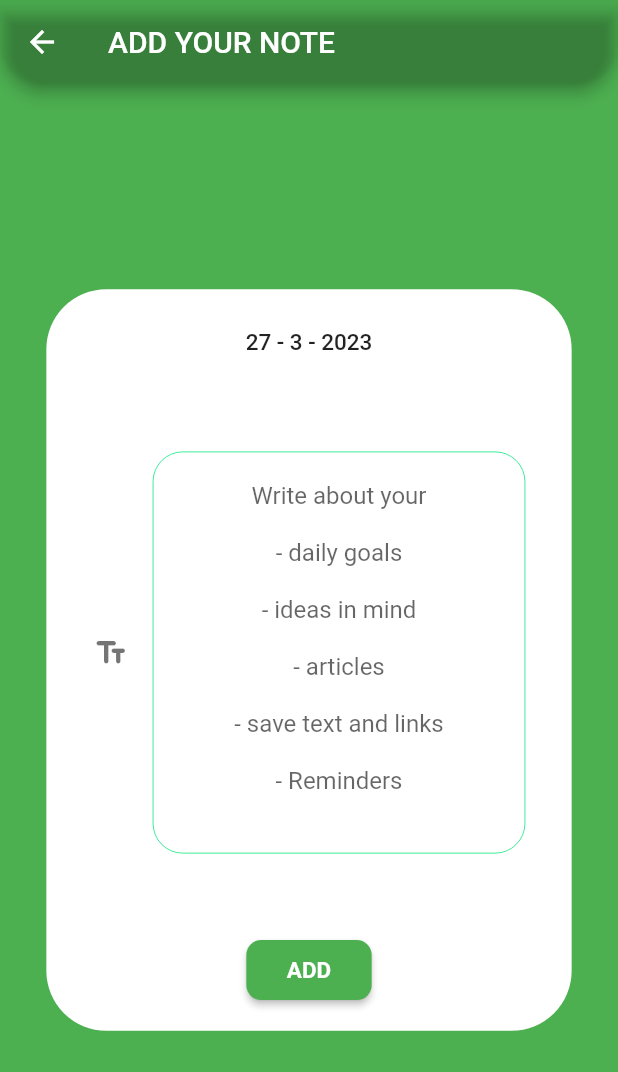
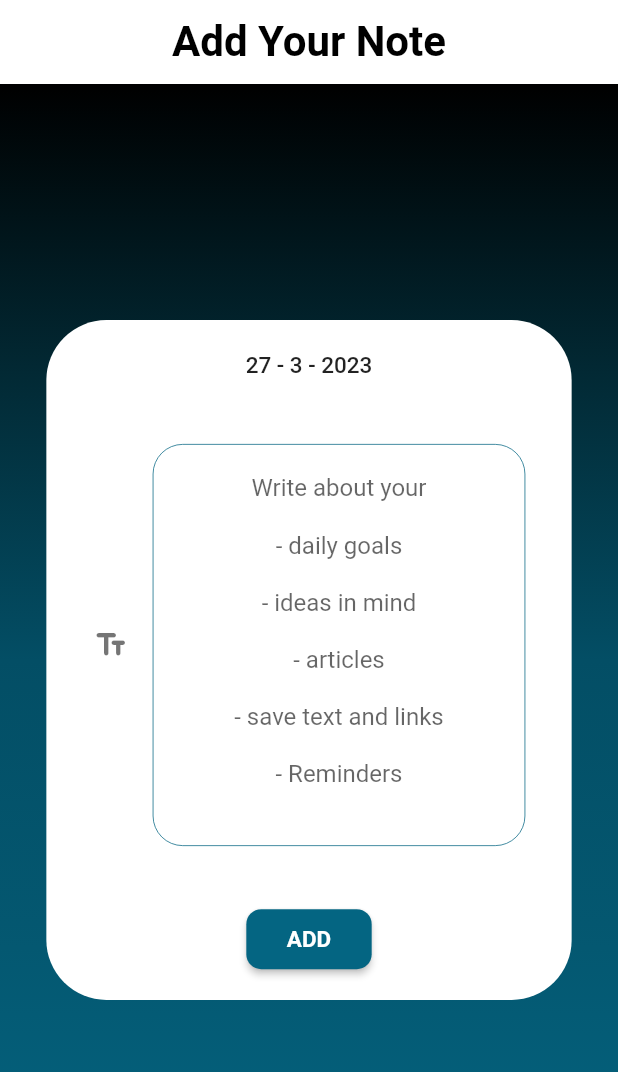
Before and after one commit to anshd258/notes-realm, a Flutter app: the Page2 screen opened by its route, on a phone screen of 412 x 824 dp. Shown: the top 1072 px of the screen. Run offline on Flutter 3.47's test engine with Material 2 defaults, Android fonts, the phone set to English and light mode, and no system bars; our stand-ins replace google_fonts, motion_toast, realm, sizer; generated files the repository leaves out were written again; Roboto replaces fonts that are missing (Arya); statements that could not run were skipped.

Commit message:
Added background gradient and corrected a few ui components

```diff
--- a/lib/screens/notepage.dart
+++ b/lib/screens/notepage.dart
@@ -1,4 +1,5 @@
 import 'package:flutter/material.dart';
+import 'package:google_fonts/google_fonts.dart';
 import 'package:motion_toast/resources/arrays.dart';
 import 'package:provider/provider.dart';
 import 'package:sizer/sizer.dart';
@@ -23,33 +24,48 @@ class _Page2State extends State<Page2> {
   Widget build(BuildContext context) {
     final date = DateTime.now();
     return Scaffold(
-      backgroundColor: Background,
       appBar: AppBar(
-        leading: const BackButton(),
-        title: const Text('ADD YOUR NOTE'),
-        shape: const RoundedRectangleBorder(
-          borderRadius: BorderRadius.vertical(
-            bottom: Radius.circular(30),
+        backgroundColor: const Color.fromARGB(255, 255, 255, 255),
+        centerTitle: true,
+        title: Text(
+          'Add Your Note',
+          style: GoogleFonts.arya(
+            fontSize: 28,
+            fontWeight: FontWeight.bold,
+            color: const Color.fromARGB(255, 0, 0, 0),
           ),
         ),
-        backgroundColor: addappbar,
       ),
-      body: SafeArea(
+      body: Container(
+        height: MediaQuery.of(context).size.height,
+        decoration: const BoxDecoration(
+            gradient: LinearGradient(
+          begin: Alignment.topCenter,
+          end: Alignment.bottomCenter,
+          colors: [
+            Colors.black,
+            Color.fromARGB(255, 2, 41, 52),
+            Color.fromARGB(255, 3, 78, 101),
+            Color.fromARGB(255, 4, 88, 113),
+            Color.fromARGB(255, 4, 101, 130),
+          ],
+        )),
         child: Center(
           child: SingleChildScrollView(
             child: Container(
               width: 85.w,
               padding: EdgeInsets.symmetric(vertical: 2.h),
-            height: 60.h,
+              height: 55.h,
               decoration: const BoxDecoration(
                 color: Color.fromARGB(255, 255, 255, 255),
+                // color: Colors.transparent,
                 borderRadius: BorderRadius.all(Radius.circular(40)),
               ),
               child: Column(
                 mainAxisAlignment: MainAxisAlignment.spaceBetween,
                 children: <Widget>[
                   Padding(
-                  padding: const EdgeInsets.symmetric(vertical: 10),
+                    padding: const EdgeInsets.symmetric(vertical: 5),
                     child: Text(
                       "${date.day} - ${date.month} - ${date.year}",
                       style: const TextStyle(
@@ -62,31 +78,37 @@ class _Page2State extends State<Page2> {
                       maxLines: 12,
                       textAlign: TextAlign.center,
                       controller: _controller,
-                    decoration: InputDecoration(
+                      decoration: const InputDecoration(
                         hintText:
                             "Write about your\n\n- daily goals\n\n- ideas in mind\n\n- articles\n\n- save text and links\n\n- Reminders",
                         focusedBorder: OutlineInputBorder(
-                        borderRadius: const BorderRadius.all(
+                          borderRadius: BorderRadius.all(
                             Radius.circular(20),
                           ),
                           borderSide: BorderSide(
-                            width: 0.5, color: Colors.greenAccent.shade400),
+                            width: 0.5,
+                            color: Color.fromARGB(255, 4, 101, 130),
+                          ),
                         ),
                         enabledBorder: OutlineInputBorder(
-                        borderRadius: const BorderRadius.all(
+                          borderRadius: BorderRadius.all(
                             Radius.circular(20),
                           ),
                           borderSide: BorderSide(
-                            width: 0.5, color: Colors.greenAccent.shade400),
+                            width: 0.5,
+                            color: Color.fromARGB(255, 4, 101, 130),
+                          ),
                         ),
                         border: OutlineInputBorder(
-                        borderRadius: const BorderRadius.all(
+                          borderRadius: BorderRadius.all(
                             Radius.circular(20),
                           ),
                           borderSide: BorderSide(
-                            width: 0.5, color: Colors.greenAccent.shade400),
+                            width: 0.5,
+                            color: Color.fromARGB(255, 4, 101, 130),
                           ),
-                      icon: const Icon(
+                        ),
+                        icon: Icon(
                           Icons.text_fields_rounded,
                           color: Colors.black54,
                         ),
@@ -115,13 +137,14 @@ class _Page2State extends State<Page2> {
                       }
                     },
                     style: ElevatedButton.styleFrom(
-                      backgroundColor: Colors.green,
+                        backgroundColor: const Color.fromARGB(255, 4, 101, 130),
                         textStyle: const TextStyle(
                           fontWeight: FontWeight.bold,
                           fontSize: 15,
                         ),
                         shape: const RoundedRectangleBorder(
-                          borderRadius: BorderRadius.all(Radius.circular(10)))),
+                            borderRadius:
+                                BorderRadius.all(Radius.circular(10)))),
                     child: const Padding(
                       padding: EdgeInsets.all(11.0),
                       child: Text("ADD"),
@@ -131,7 +154,8 @@ class _Page2State extends State<Page2> {
               ),
             ),
           ),
-      )),
+        ),
+      ),
     );
     // ignore: dead_code
     //   @override
```
Also changed, not shown: lib/screens/page1.dart (+16 -2 lines), lib/screens/splash.dart (+30 -11 lines). Lines whose indentation alone changed are shown as unchanged.
